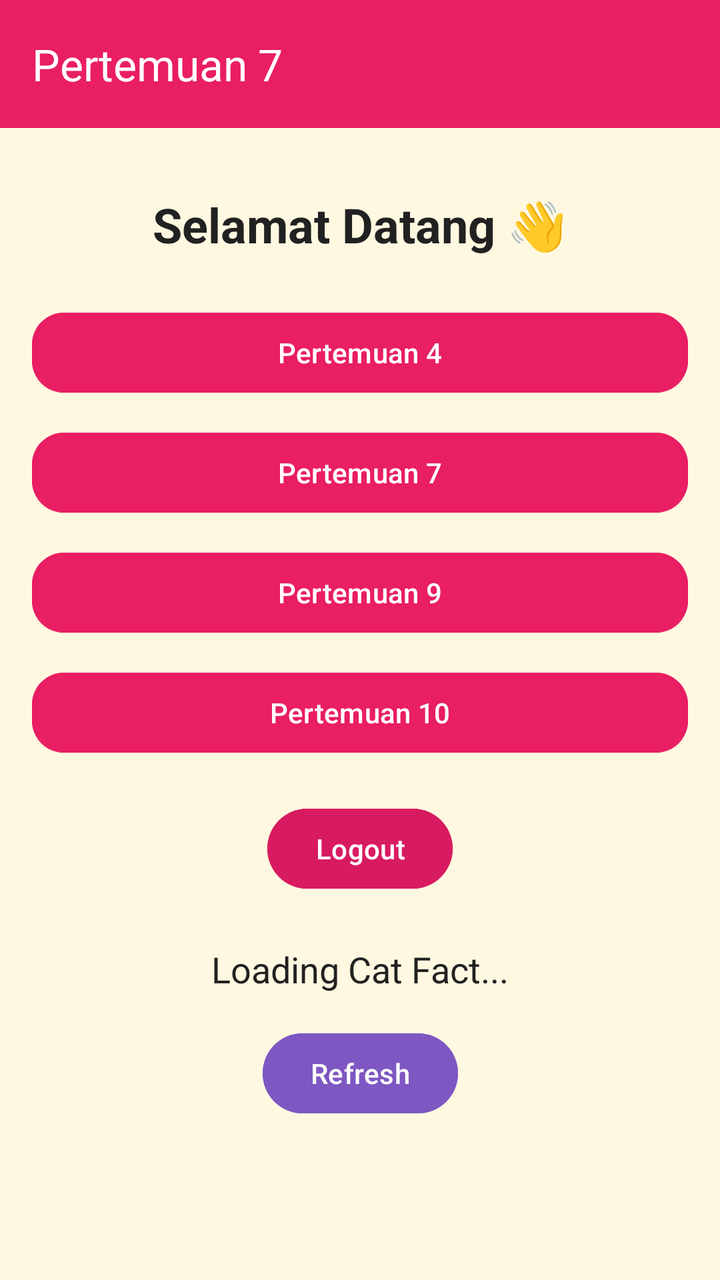
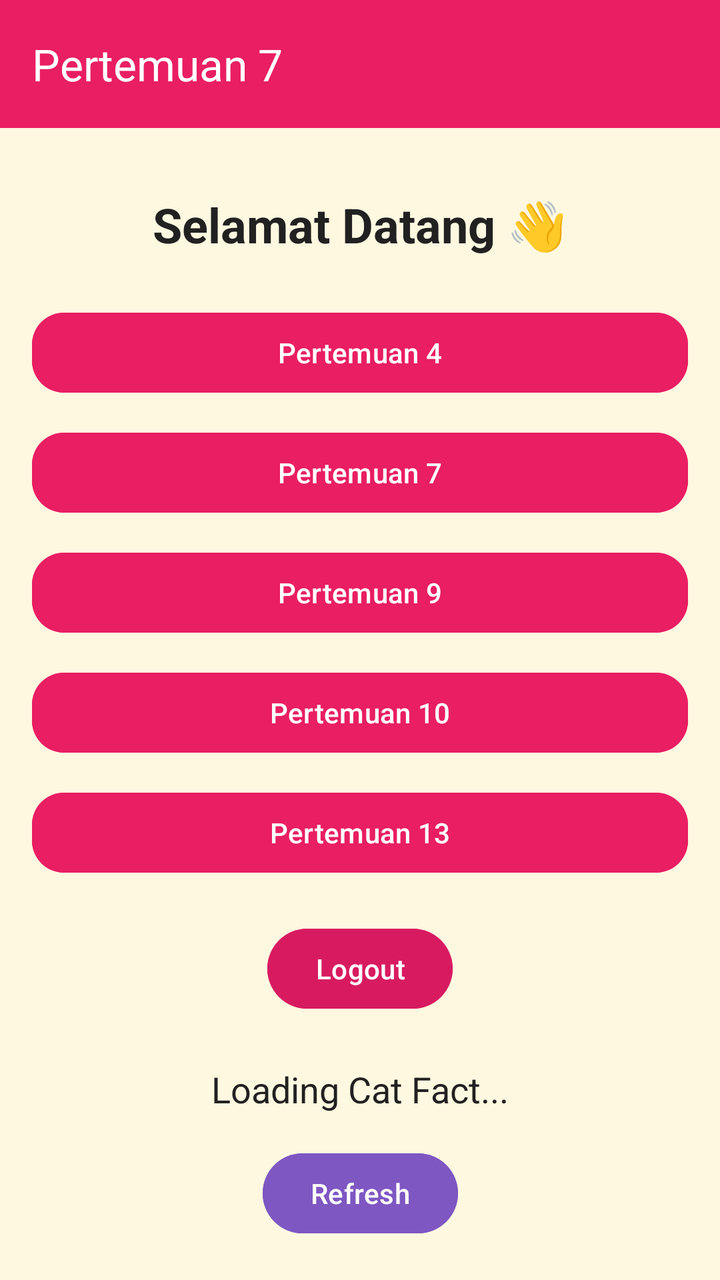

Compare the two renders of this Android layout. The source of the first and the diff that turns it into the second are given below.
<!-- AndroidManifest.xml: application theme Theme.MersyaApps -->
<!-- res/layout/fragment_home.xml -->
<?xml version="1.0" encoding="utf-8"?>
<androidx.coordinatorlayout.widget.CoordinatorLayout
    xmlns:android="http://schemas.android.com/apk/res/android"
    xmlns:app="http://schemas.android.com/apk/res-auto"
    xmlns:tools="http://schemas.android.com/tools"
    android:layout_width="match_parent"
    android:layout_height="match_parent"
    android:background="#FFF8E1"
    tools:context=".Home.HomeFragment">

    <com.google.android.material.appbar.AppBarLayout
        android:layout_width="match_parent"
        android:layout_height="wrap_content">

        <androidx.appcompat.widget.Toolbar
            android:id="@+id/toolbar"
            android:layout_width="match_parent"
            android:layout_height="?attr/actionBarSize"
            android:background="#E91E63"
            app:title="Pertemuan 7"
            app:titleTextColor="@android:color/white"/>

    </com.google.android.material.appbar.AppBarLayout>

    <androidx.core.widget.NestedScrollView
        android:layout_width="match_parent"
        android:layout_height="match_parent"
        app:layout_behavior="@string/appbar_scrolling_view_behavior">

        <androidx.constraintlayout.widget.ConstraintLayout
            android:layout_width="match_parent"
            android:layout_height="wrap_content"
            android:padding="16dp">

            

            <TextView
                android:id="@+id/tvWelcome"
                android:layout_width="0dp"
                android:layout_height="wrap_content"
                android:text="Selamat Datang 👋"
                android:textSize="24sp"
                android:textStyle="bold"
                android:textColor="#212121"
                android:gravity="center"
                android:layout_marginTop="16dp"
                app:layout_constraintTop_toTopOf="parent"
                app:layout_constraintStart_toStartOf="parent"
                app:layout_constraintEnd_toEndOf="parent"/>

            

            <com.google.android.material.button.MaterialButton
                android:id="@+id/button1"
                android:layout_width="0dp"
                android:layout_height="wrap_content"
                android:text="Pertemuan 4"
                android:layout_marginTop="24dp"
                android:backgroundTint="#E91E63"
                app:cornerRadius="16dp"
                app:layout_constraintTop_toBottomOf="@id/tvWelcome"
                app:layout_constraintStart_toStartOf="parent"
                app:layout_constraintEnd_toEndOf="parent"/>

            <com.google.android.material.button.MaterialButton
                android:id="@+id/button2"
                android:layout_width="0dp"
                android:layout_height="wrap_content"
                android:text="Pertemuan 7"
                android:layout_marginTop="12dp"
                android:backgroundTint="#E91E63"
                app:cornerRadius="16dp"
                app:layout_constraintTop_toBottomOf="@id/button1"
                app:layout_constraintStart_toStartOf="parent"
                app:layout_constraintEnd_toEndOf="parent"/>

            <com.google.android.material.button.MaterialButton
                android:id="@+id/button4"
                android:layout_width="0dp"
                android:layout_height="wrap_content"
                android:text="Pertemuan 9"
                android:layout_marginTop="12dp"
                android:backgroundTint="#E91E63"
                app:cornerRadius="16dp"
                app:layout_constraintTop_toBottomOf="@id/button2"
                app:layout_constraintStart_toStartOf="parent"
                app:layout_constraintEnd_toEndOf="parent"/>

            <com.google.android.material.button.MaterialButton
                android:id="@+id/btnToTenth"
                android:layout_width="0dp"
                android:layout_height="wrap_content"
                android:text="Pertemuan 10"
                android:layout_marginTop="12dp"
                android:backgroundTint="#E91E63"
                app:cornerRadius="16dp"
                app:layout_constraintTop_toBottomOf="@id/button4"
                app:layout_constraintStart_toStartOf="parent"
                app:layout_constraintEnd_toEndOf="parent"/>

            

            <com.google.android.material.button.MaterialButton
                android:id="@+id/btnLogout"
                android:layout_width="wrap_content"
                android:layout_height="wrap_content"
                android:text="Logout"
                android:layout_marginTop="20dp"
                android:backgroundTint="#D81B60"
                app:cornerRadius="20dp"
                app:layout_constraintTop_toBottomOf="@id/btnToTenth"
                app:layout_constraintStart_toStartOf="parent"
                app:layout_constraintEnd_toEndOf="parent"/>

            

            <TextView
                android:id="@+id/tvCatFact"
                android:layout_width="0dp"
                android:layout_height="wrap_content"
                android:text="Loading Cat Fact..."
                android:textSize="18sp"
                android:textColor="#212121"
                android:gravity="center"
                android:layout_marginTop="24dp"
                app:layout_constraintTop_toBottomOf="@id/btnLogout"
                app:layout_constraintStart_toStartOf="parent"
                app:layout_constraintEnd_toEndOf="parent"/>

            

            <com.google.android.material.button.MaterialButton
                android:id="@+id/btnRefresh"
                android:layout_width="wrap_content"
                android:layout_height="wrap_content"
                android:text="Refresh"
                android:layout_marginTop="16dp"
                android:backgroundTint="#7E57C2"
                app:cornerRadius="20dp"
                app:layout_constraintTop_toBottomOf="@id/tvCatFact"
                app:layout_constraintStart_toStartOf="parent"
                app:layout_constraintEnd_toEndOf="parent"/>

            

            <androidx.recyclerview.widget.RecyclerView
                android:id="@+id/rvGallery"
                android:layout_width="0dp"
                android:layout_height="wrap_content"
                android:layout_marginTop="20dp"
                app:layout_constraintTop_toBottomOf="@id/btnRefresh"
                app:layout_constraintStart_toStartOf="parent"
                app:layout_constraintEnd_toEndOf="parent"
                app:layout_constraintBottom_toBottomOf="parent"/>

        </androidx.constraintlayout.widget.ConstraintLayout>

    </androidx.core.widget.NestedScrollView>

</androidx.coordinatorlayout.widget.CoordinatorLayout>
<!-- resources referenced by this layout -->
<resources>
  <style name="Theme.MersyaApps" parent="Base.Theme.MersyaApps" />
  <style name="Base.Theme.MersyaApps" parent="Theme.Material3.DayNight.NoActionBar">
          
          
      </style>
</resources>

<!-- the commit's change to res/layout/fragment_home.xml (unified diff, before → after) -->
@@ -98,6 +98,18 @@
                 app:layout_constraintStart_toStartOf="parent"
                 app:layout_constraintEnd_toEndOf="parent"/>
 
+            <com.google.android.material.button.MaterialButton
+                android:id="@+id/btnToThirteenth"
+                android:layout_width="0dp"
+                android:layout_height="wrap_content"
+                android:text="Pertemuan 13"
+                android:layout_marginTop="12dp"
+                android:backgroundTint="#E91E63"
+                app:cornerRadius="16dp"
+                app:layout_constraintTop_toBottomOf="@id/btnToTenth"
+                app:layout_constraintStart_toStartOf="parent"
+                app:layout_constraintEnd_toEndOf="parent"/>
+
             
 
             <com.google.android.material.button.MaterialButton
@@ -108,7 +120,7 @@
                 android:layout_marginTop="20dp"
                 android:backgroundTint="#D81B60"
                 app:cornerRadius="20dp"
-                app:layout_constraintTop_toBottomOf="@id/btnToTenth"
+                app:layout_constraintTop_toBottomOf="@id/btnToThirteenth"
                 app:layout_constraintStart_toStartOf="parent"
                 app:layout_constraintEnd_toEndOf="parent"/>
 
